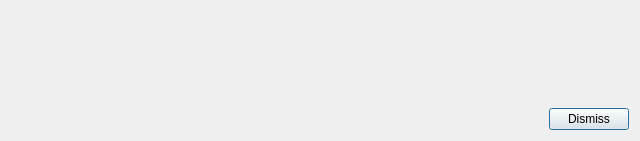
Qt form ui/SSGIntegrationDialog.ui (OpenSCAP/scap-workbench) before a commit.
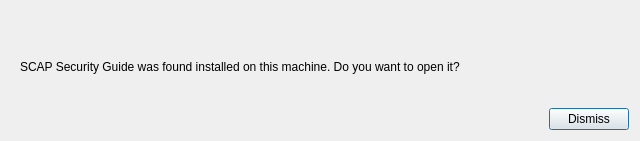
The same form after that commit.

Commit message:
Added a label describing the situation to the SSG integration dialog
This should make things a little bit less confusing for new users.

The edit to the form file:
```diff
--- a/ui/SSGIntegrationDialog.ui
+++ b/ui/SSGIntegrationDialog.ui
@@ -33,6 +33,16 @@
         </property>
        </widget>
       </item>
+      <item>
+       <widget class="QLabel" name="label">
+        <property name="text">
+         <string>SCAP Security Guide was found installed on this machine. Do you want to open it?</string>
+        </property>
+        <property name="margin">
+         <number>5</number>
+        </property>
+       </widget>
+      </item>
      </layout>
     </widget>
    </item>
```
